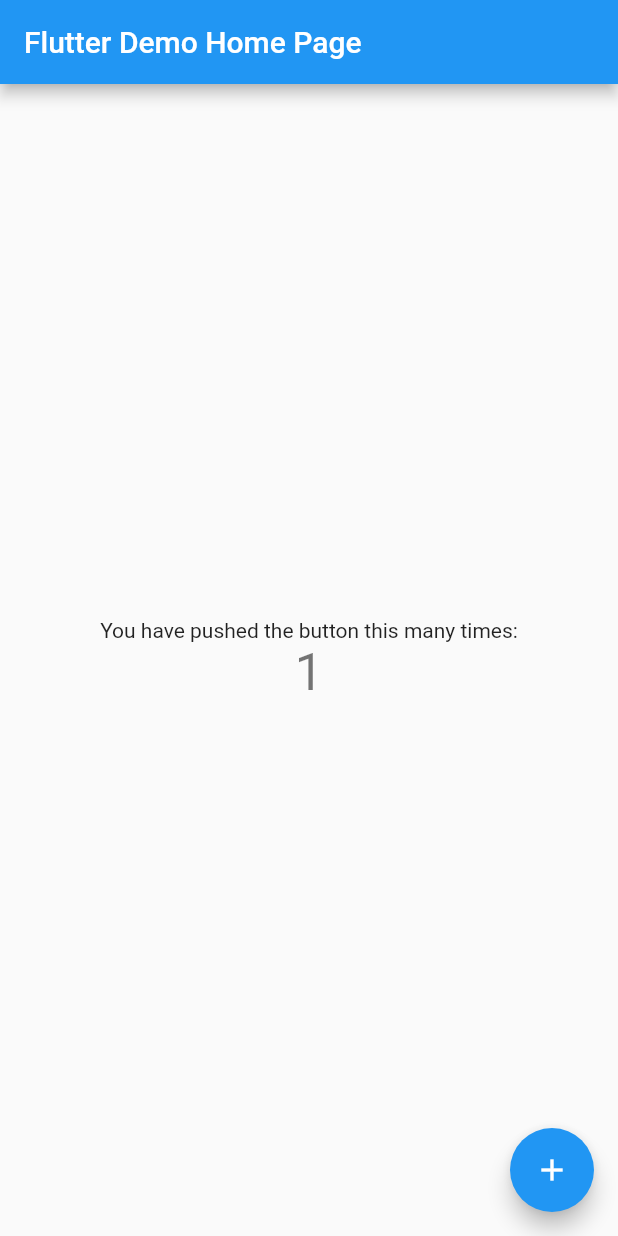
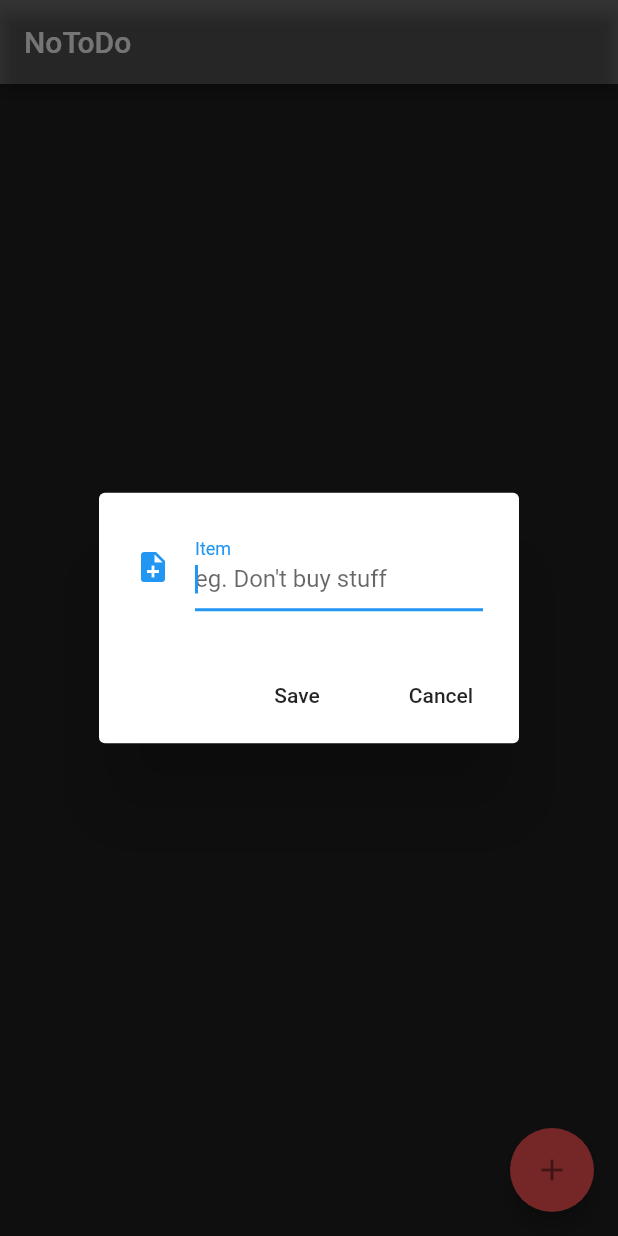
Before and after one commit to mehetarnabin/notodo_app, a Flutter app: the screen it shows after launch, after a tap on the "add" icon, on a phone screen of 412 x 824 dp. Run offline on Flutter 3.47's test engine with Material 2 defaults, Android fonts, the phone set to English and light mode, and no system bars; our stand-ins replace sqflite; accounts and stored records are empty.

Commit message:
2# completed the project with crud operation

```diff
--- a/lib/main.dart
+++ b/lib/main.dart
@@ -1,111 +1,16 @@
 import 'package:flutter/material.dart';
+import 'package:notodo_app/ui/home.dart';
 
-void main() => runApp(MyApp());
+void main() => runApp(new MyApp());
 
 class MyApp extends StatelessWidget {
   // This widget is the root of your application.
   @override
   Widget build(BuildContext context) {
-    return MaterialApp(
-      title: 'Flutter Demo',
-      theme: ThemeData(
-        // This is the theme of your application.
-        //
-        // Try running your application with "flutter run". You'll see the
-        // application has a blue toolbar. Then, without quitting the app, try
-        // changing the primarySwatch below to Colors.green and then invoke
-        // "hot reload" (press "r" in the console where you ran "flutter run",
-        // or simply save your changes to "hot reload" in a Flutter IDE).
-        // Notice that the counter didn't reset back to zero; the application
-        // is not restarted.
-        primarySwatch: Colors.blue,
-      ),
-      home: MyHomePage(title: 'Flutter Demo Home Page'),
+    return new MaterialApp(
+      debugShowCheckedModeBanner: false,
+      title: 'NoToDo',
+      home: new Home(),
     );
   }
 }
-
-class MyHomePage extends StatefulWidget {
-  MyHomePage({Key key, this.title}) : super(key: key);
-
-  // This widget is the home page of your application. It is stateful, meaning
-  // that it has a State object (defined below) that contains fields that affect
-  // how it looks.
-
-  // This class is the configuration for the state. It holds the values (in this
-  // case the title) provided by the parent (in this case the App widget) and
-  // used by the build method of the State. Fields in a Widget subclass are
-  // always marked "final".
-
-  final String title;
-
-  @override
-  _MyHomePageState createState() => _MyHomePageState();
-}
-
-class _MyHomePageState extends State<MyHomePage> {
-  int _counter = 0;
-
-  void _incrementCounter() {
-    setState(() {
-      // This call to setState tells the Flutter framework that something has
-      // changed in this State, which causes it to rerun the build method below
-      // so that the display can reflect the updated values. If we changed
-      // _counter without calling setState(), then the build method would not be
-      // called again, and so nothing would appear to happen.
-      _counter++;
-    });
-  }
-
-  @override
-  Widget build(BuildContext context) {
-    // This method is rerun every time setState is called, for instance as done
-    // by the _incrementCounter method above.
-    //
-    // The Flutter framework has been optimized to make rerunning build methods
-    // fast, so that you can just rebuild anything that needs updating rather
-    // than having to individually change instances of widgets.
-    return Scaffold(
-      appBar: AppBar(
-        // Here we take the value from the MyHomePage object that was created by
-        // the App.build method, and use it to set our appbar title.
-        title: Text(widget.title),
-      ),
-      body: Center(
-        // Center is a layout widget. It takes a single child and positions it
-        // in the middle of the parent.
-        child: Column(
-          // Column is also a layout widget. It takes a list of children and
-          // arranges them vertically. By default, it sizes itself to fit its
-          // children horizontally, and tries to be as tall as its parent.
-          //
-          // Invoke "debug painting" (press "p" in the console, choose the
-          // "Toggle Debug Paint" action from the Flutter Inspector in Android
-          // Studio, or the "Toggle Debug Paint" command in Visual Studio Code)
-          // to see the wireframe for each widget.
-          //
-          // Column has various properties to control how it sizes itself and
-          // how it positions its children. Here we use mainAxisAlignment to
-          // center the children vertically; the main axis here is the vertical
-          // axis because Columns are vertical (the cross axis would be
-          // horizontal).
-          mainAxisAlignment: MainAxisAlignment.center,
-          children: <Widget>[
-            Text(
-              'You have pushed the button this many times:',
-            ),
-            Text(
-              '$_counter',
-              style: Theme.of(context).textTheme.display1,
-            ),
-          ],
-        ),
-      ),
-      floatingActionButton: FloatingActionButton(
-        onPressed: _incrementCounter,
-        tooltip: 'Increment',
-        child: Icon(Icons.add),
-      ), // This trailing comma makes auto-formatting nicer for build methods.
-    );
-  }
-}
--- /dev/null
+++ b/lib/ui/home.dart
@@ -0,0 +1,15 @@
+import 'package:flutter/material.dart';
+import 'package:notodo_app/ui/notodo_screen.dart';
+
+class Home extends StatelessWidget {
+  @override
+  Widget build(BuildContext context) {
+    return new Scaffold(
+       appBar: new AppBar(
+         title: Text("NoToDo"),
+         backgroundColor: Colors.black54,
+       ),
+      body: new NotoDoScreen(),
+    );
+  }
+}
--- /dev/null
+++ b/lib/ui/notodo_screen.dart
@@ -0,0 +1,204 @@
+import 'package:flutter/material.dart';
+import 'package:notodo_app/model/nodo_item.dart';
+import 'package:notodo_app/util/database_client.dart';
+import 'package:notodo_app/util/date_formatter.dart';
+
+class NotoDoScreen extends StatefulWidget {
+  @override
+  _NotoDoScreenState createState() => new _NotoDoScreenState();
+}
+
+class _NotoDoScreenState extends State<NotoDoScreen> {
+  final TextEditingController _textEditingController = new TextEditingController();
+  var db = new DatabaseHelper();
+  final List<NoDoItem> _itemList = <NoDoItem>[];
+
+
+  @override
+  void initState() {
+    super.initState();
+
+    _readNoDoList();
+  }
+
+  void _handleSubmitted(String text) async {
+     _textEditingController.clear();
+
+     NoDoItem noDoItem = new NoDoItem(text, dateFormatted());
+     int savedItemId = await db.saveItem(noDoItem);
+
+     NoDoItem addedItem = await db.getItem(savedItemId);
+
+     setState(() {
+        _itemList.insert(0, addedItem);
+
+     });
+
+
+     print("Item saved id: $savedItemId");
+  }
+  @override
+  Widget build(BuildContext context) {
+    return new Scaffold(
+      backgroundColor: Colors.black87,
+      body: new Column(
+          children: <Widget>[
+             new Flexible(
+                 child: new ListView.builder(
+                     padding: new EdgeInsets.all(8.0),
+                     reverse: false,
+                     itemCount: _itemList.length,
+                     itemBuilder: (_, int index) {
+                         return new Card(
+                            color: Colors.white10,
+                            child: new ListTile(
+                               title: _itemList[index],
+                              onLongPress: () => _udateItem(_itemList[index], index),
+                              trailing: new Listener(
+                                 key: new Key(_itemList[index].itemName),
+                                 child:  new Icon(Icons.remove_circle,
+                                 color: Colors.redAccent,),
+                                 onPointerDown: (pointerEvent) =>
+                                    _deleteNoDo(_itemList[index].id, index),
+                              ),
+                            ),
+                         );
+
+                     }),
+             ),
+
+            new Divider(
+              height: 1.0,
+            )
+          ],
+      ),
+
+
+      floatingActionButton: new FloatingActionButton(
+          tooltip: "Add Item",
+          backgroundColor: Colors.redAccent,
+          child: new ListTile(
+             title: new Icon(Icons.add),
+          ),
+          onPressed: _showFormDialog),
+    );
+  }
+
+  void _showFormDialog() {
+    var alert = new AlertDialog(
+        content: new Row(
+          children: <Widget>[
+             new Expanded(
+                 child: new TextField(
+                    controller: _textEditingController,
+                    autofocus: true,
+                    decoration: new InputDecoration(
+                       labelText: "Item",
+                       hintText: "eg. Don't buy stuff",
+                       icon: new Icon(Icons.note_add)
+                    ),
+                 ))
+          ],
+        ),
+      actions: <Widget>[
+          new FlatButton(
+              onPressed: () {
+                _handleSubmitted(_textEditingController.text);
+                 _textEditingController.clear();
+                 Navigator.pop(context);
+              },
+              child: Text("Save")),
+         new FlatButton(onPressed: () => Navigator.pop(context),
+             child: Text("Cancel"))
+
+      ],
+    );
+    showDialog(context: context,
+        builder:(_) {
+           return alert;
+
+        });
+  }
+
+  _readNoDoList() async {
+     List items = await db.getItems();
+      items.forEach((item) {
+       // NoDoItem noDoItem = NoDoItem.fromMap(item);
+        setState(() {
+            _itemList.add(NoDoItem.map(item));
+        });
+       // print("Db items: ${noDoItem.itemName}");
+      });
+
+  }
+
+  _deleteNoDo(int id, int index) async {
+     debugPrint("Deleted Item!");
+
+      await db.deleteItem(id);
+      setState(() {
+         _itemList.removeAt(index);
+      });
+
+
+  }
+
+  _udateItem(NoDoItem item, int index) {
+    var alert = new AlertDialog(
+       title: new Text("Update Item"),
+      content: new Row(
+         children: <Widget>[
+            new Expanded(
+                child: new TextField(
+                   controller: _textEditingController,
+                   autofocus: true,
+
+                  decoration: new InputDecoration(
+                     labelText:  "Item",
+                     hintText: "eg. Don't buy stuff",
+                    icon: new Icon(Icons.update)),
+                ))
+         ],
+      ),
+      actions: <Widget>[
+         new FlatButton(
+             onPressed: () async {
+               NoDoItem newItemUpdated = NoDoItem.fromMap(
+                   {"itemName": _textEditingController.text,
+                     "dateCreated" : dateFormatted(),
+                     "id" : item.id
+                   });
+
+                _handleSubmittedUpdate(index, item);//redrawing the screen
+                await db.updateItem(newItemUpdated); //updating the item
+                setState(() {
+                   _readNoDoList(); // redrawing the screen with all items saved in the db
+                });
+
+                Navigator.pop(context);
+
+             },
+             child: new Text("Update")),
+        new FlatButton(onPressed: () => Navigator.pop(context),
+            child: new Text("Cancel"))
+      ],
+    );
+    showDialog(context:
+    context ,builder: (_) {
+       return alert;
+    });
+
+
+
+  }
+
+  void _handleSubmittedUpdate(int index, NoDoItem item) {
+     setState(() {
+        _itemList.removeWhere((element) {
+           _itemList[index].itemName == item.itemName;
+
+        });
+
+     });
+  }
+}
--- /dev/null
+++ b/lib/util/database_client.dart
@@ -0,0 +1,108 @@
+import 'dart:io';
+
+import 'package:notodo_app/model/nodo_item.dart';
+import 'package:path/path.dart';
+import 'dart:async';
+import 'package:path_provider/path_provider.dart';
+import 'package:sqflite/sqflite.dart';
+
+class DatabaseHelper {
+  static final DatabaseHelper _instance = new DatabaseHelper.internal();
+  factory DatabaseHelper() => _instance;
+
+  final String tableName = "nodoTbl";
+  final String columnId = "id";
+  final String columnItemName = "itemName";
+  final String columnDateCreated = "dateCreated";
+
+  static Database _db;
+
+  Future<Database> get db async {
+    if (_db != null) {
+      return _db;
+    }
+    _db = await initDb();
+    return _db;
+  }
+
+  DatabaseHelper.internal();
+
+  initDb() async {
+    Directory documentDirectory = await getApplicationDocumentsDirectory();
+    String path = join(documentDirectory.path, "notodo_db.db");
+    var ourDb = await openDatabase(path, version: 1, onCreate: _onCreate);
+    return ourDb;
+  }
+
+  void _onCreate(Database db, int version) async {
+    await db.execute(
+        "CREATE TABLE $tableName(id INTEGER PRIMARY KEY, $columnItemName TEXT, $columnDateCreated TEXT)");
+    print("Table is created");
+  }
+
+//insertion
+  Future<int> saveItem(NoDoItem item) async {
+    var dbClient = await db;
+    int res = await dbClient.insert("$tableName", item.toMap());
+    print(res.toString());
+    return res;
+  }
+
+  //Get
+  Future<List> getItems() async {
+    var dbClient = await db;
+    var result = await dbClient.rawQuery("SELECT * FROM $tableName ORDER BY $columnItemName ASC"); //ASC
+
+    return result.toList();
+
+//    if (result.length == 0) return [];
+//    var users = [];
+//
+//    for (Map<String, dynamic> map in result) {
+//       users.add(new User.fromMap(map));
+//    }
+//
+//    return users;
+
+  }
+
+  Future<int> getCount() async {
+    var dbClient = await db;
+    return Sqflite.firstIntValue(await dbClient.rawQuery(
+        "SELECT COUNT(*) FROM $tableName"
+    ));
+  }
+//
+  Future<NoDoItem> getItem(int id) async {
+    var dbClient = await db;
+    var result = await dbClient.rawQuery("SELECT * FROM $tableName WHERE id = $id");
+    if (result.length == 0) return null;
+    return new NoDoItem.fromMap(result.first);
+  }
+
+  //deletion
+//  Future<int> deleteItem(int id) async {
+//    var dbClient = await db;
+//    var result = await dbClient.rawQuery("DELETE FROM $tableName WHERE id = $id");
+//    if (result.length == 0) return null;
+//    return result.first as int;
+//  }
+
+  Future<int> deleteItem(int id) async {
+    var dbClient = await db;
+    return await dbClient.delete(tableName,
+        where: "$columnId = ?", whereArgs: [id]);
+
+  }
+  Future<int> updateItem(NoDoItem item) async {
+    var dbClient = await db;
+    return await dbClient.update("$tableName", item.toMap(),
+        where: "$columnId = ?", whereArgs: [item.id]);
+
+  }
+
+  Future close() async {
+    var dbClient = await db;
+    return dbClient.close();
+  }
+}
```
Also changed, not shown: lib/model/nodo_item.dart (added, +79 -0 lines), lib/util/date_formatter.dart (added, +12 -0 lines), pubspec.yaml (+11 -22 lines), pubspec.lock, 1 other file.
